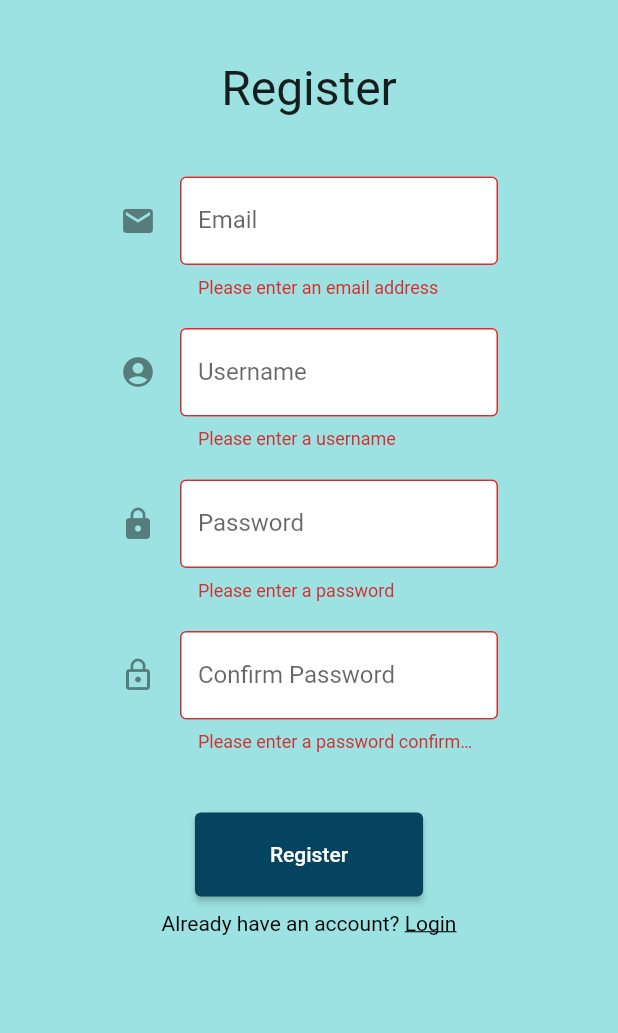
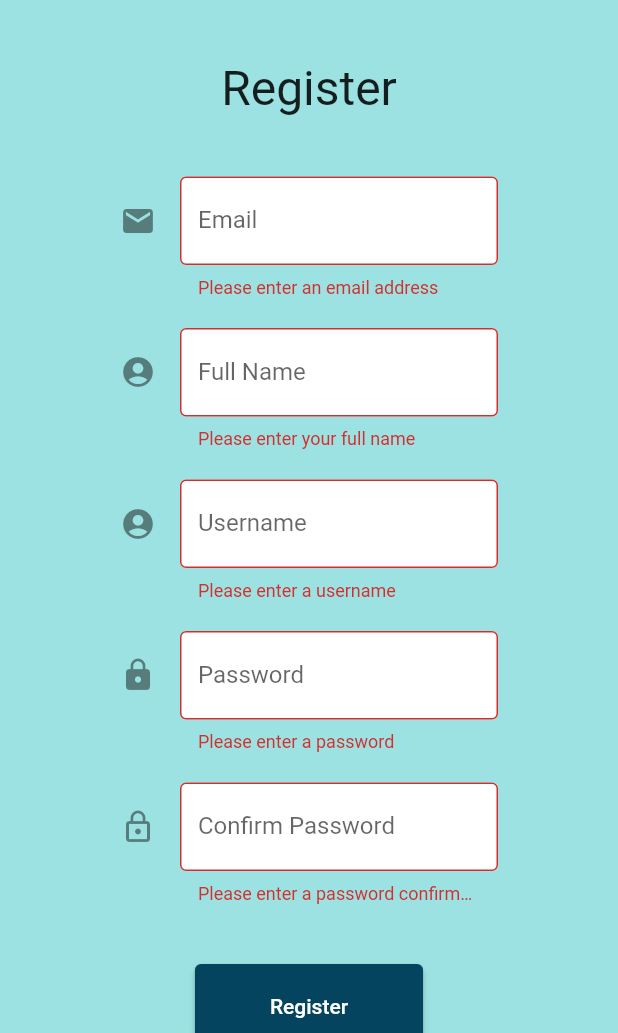
Before and after one commit to girvinjunod/Diorama-FE, a Flutter app: the RegisterPage screen opened directly, after a tap on "Register", on a phone screen of 412 x 824 dp, the part 203-1236 px from its top. Run offline on Flutter 3.47's test engine with Material 2 defaults, Android fonts, the phone set to English and light mode, and no system bars; our stand-ins replace email_validator.

Commit message:
integrasi backend register

```diff
--- a/lib/register.dart
+++ b/lib/register.dart
@@ -2,6 +2,7 @@ import 'package:flutter/material.dart';
 import 'package:flutter/gestures.dart';
 import 'package:email_validator/email_validator.dart';
 import 'login.dart';
+import 'model/register.dart';
 
 class RegisterPage extends StatefulWidget {
   const RegisterPage({Key? key}) : super(key: key);
@@ -13,6 +14,8 @@ class RegisterPage extends StatefulWidget {
 class _RegisterPageState extends State<RegisterPage> {
   final _formKey = GlobalKey<FormState>();
   bool _hidePassword = true;
+  final TextEditingController _uname = TextEditingController();
+  final TextEditingController _fullname = TextEditingController();
   final TextEditingController _password = TextEditingController();
   final TextEditingController _confirm = TextEditingController();
   final TextEditingController _mail = TextEditingController();
@@ -62,12 +65,30 @@ class _RegisterPageState extends State<RegisterPage> {
                       SizedBox(height: 20),
                       TextFormField(
                         decoration: InputDecoration(
+                          labelText: 'Full Name',
+                          icon: Icon(Icons.account_circle),
+                          border: OutlineInputBorder(),
+                          fillColor: Colors.white,
+                          filled: true,
+                        ),
+                        controller: _fullname,
+                        validator: (value) {
+                          if (value == null || value.isEmpty) {
+                            return 'Please enter your full name';
+                          }
+                          return null;
+                        },
+                      ),
+                      SizedBox(height: 20),
+                      TextFormField(
+                        decoration: InputDecoration(
                           labelText: 'Username',
                           icon: Icon(Icons.account_circle),
                           border: OutlineInputBorder(),
                           fillColor: Colors.white,
                           filled: true,
                         ),
+                        controller: _uname,
                         validator: (value) {
                           if (value == null || value.isEmpty) {
                             return 'Please enter a username';
@@ -122,6 +143,20 @@ class _RegisterPageState extends State<RegisterPage> {
                         onPressed: () {
                           // Validate returns true if the form is valid, or false otherwise.
                           if (_formKey.currentState!.validate()) {
+                            register(_uname.text, _mail.text, _fullname.text, _password.text).then((status){
+                              if(status == "SUCCESS"){
+                                ScaffoldMessenger.of(context).showSnackBar(
+                                  const SnackBar(content: Text('Account successfully registered')),
+                                );
+                              }
+                              else
+                              {
+                                ScaffoldMessenger.of(context).showSnackBar(
+                                  const SnackBar(content: Text('Error registering account')),
+                                );
+                              }
+                            });
+
                             // If the form is valid, display a snackbar. In the real world,
                             // you'd often call a server or save the information in a database.
                             ScaffoldMessenger.of(context).showSnackBar(
@@ -131,6 +166,7 @@ class _RegisterPageState extends State<RegisterPage> {
                         },
                         child: const Text('Register'),
                         style: ElevatedButton.styleFrom(
+
                           primary: const Color(0xFF05445E),
                           padding: EdgeInsets.symmetric(
                               vertical: 20.0, horizontal: 50.0),
```
Also changed, not shown: lib/model/register.dart (added, +47 -0 lines).
